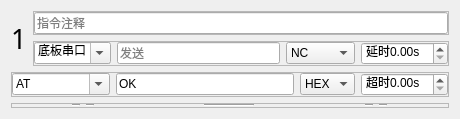
First picture: the form in test_item_interface.ui, repository m-RNA/labview-ini-editor, before the edit.
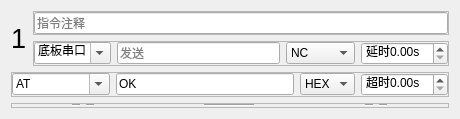
Second picture: the form after the edit.

```diff
--- a/test_item_interface.ui
+++ b/test_item_interface.ui
@@ -18,7 +18,6 @@
     <widget class="QLabel" name="lbIndex">
      <property name="font">
       <font>
-       <family>阿里巴巴普惠体 R</family>
        <pointsize>20</pointsize>
        <weight>50</weight>
        <bold>false</bold>
```
